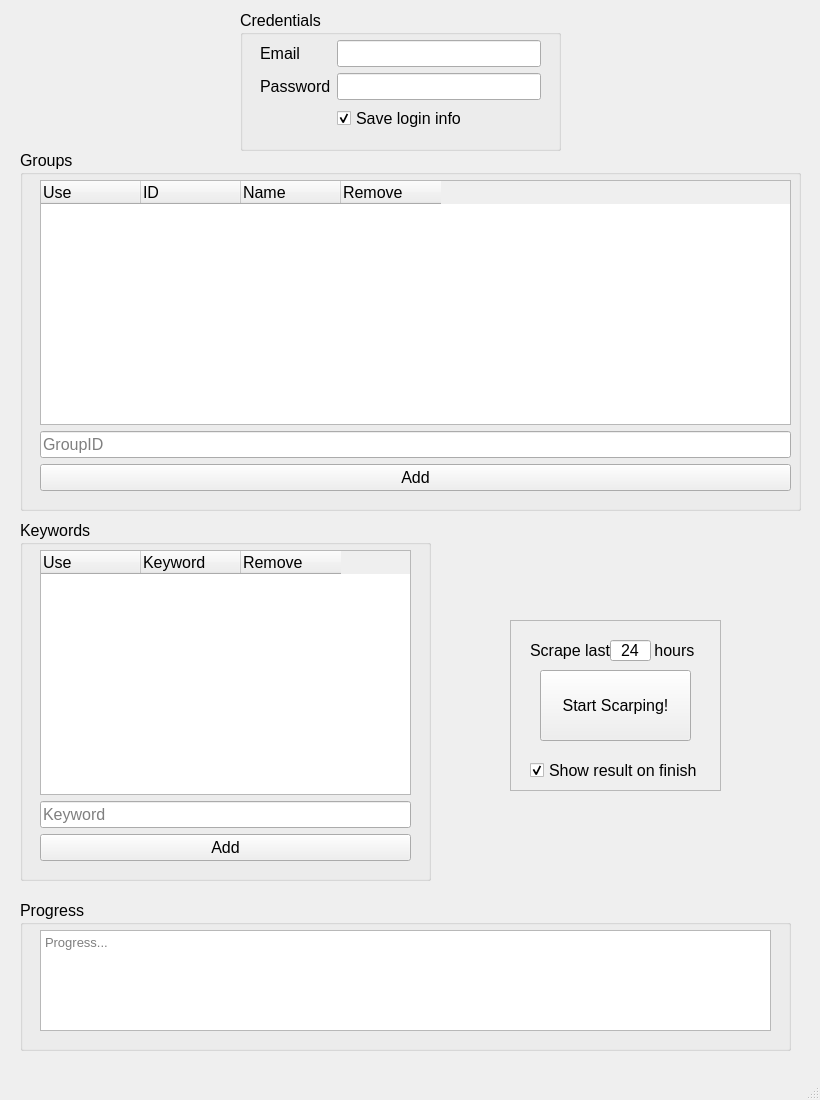
Above: gui.ui from shai-raz/Facebook-Group-Scraper before the change. Below: the same form after it.
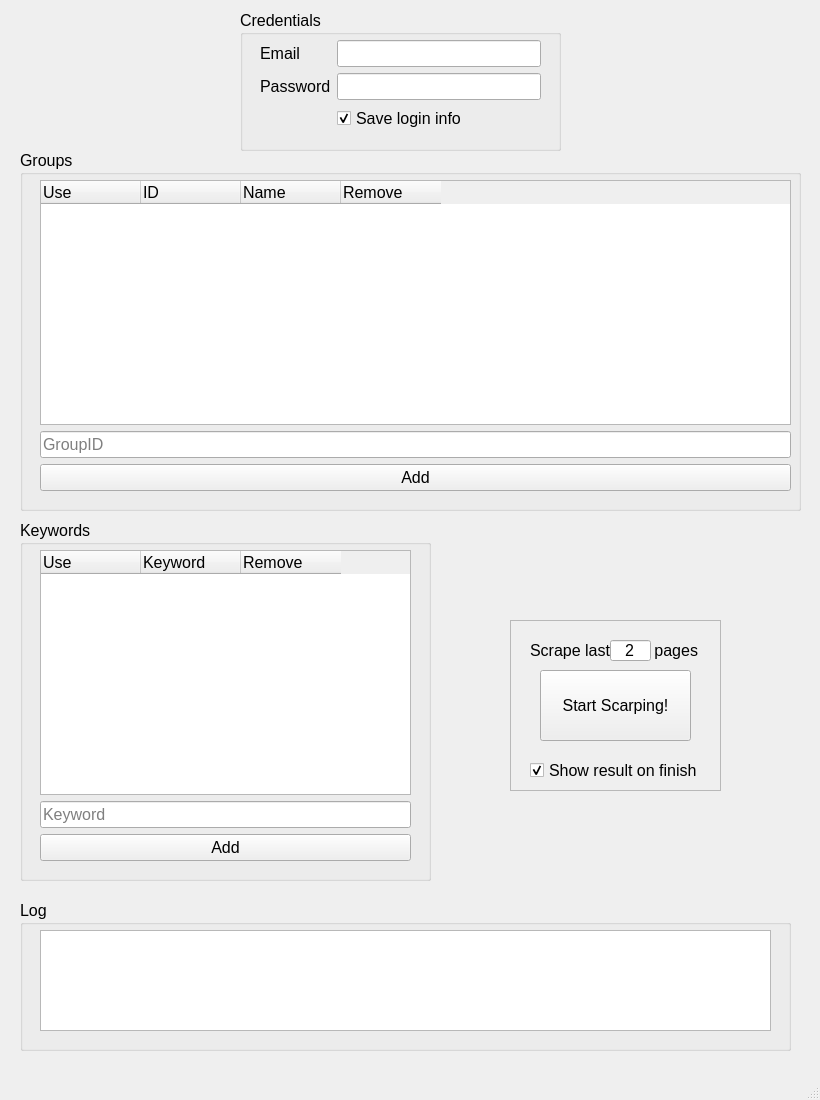
That is the form after the change. Icons and pictures are not drawn.

Commit message: added logo and changed some icons

Diff of the .ui file:
```diff
--- a/gui.ui
+++ b/gui.ui
@@ -285,7 +285,7 @@
       <enum>Qt::ClickFocus</enum>
      </property>
      <property name="text">
-      <string>24</string>
+      <string>2</string>
      </property>
      <property name="alignment">
       <set>Qt::AlignCenter</set>
@@ -324,7 +324,7 @@
       </font>
      </property>
      <property name="text">
-      <string> hours</string>
+      <string> pages</string>
      </property>
     </widget>
     <widget class="QCheckBox" name="show_result_on_finish_chkbx">
@@ -354,7 +354,7 @@
      </rect>
     </property>
     <property name="title">
-     <string>Progress</string>
+     <string>Log</string>
     </property>
     <widget class="QTextEdit" name="progress_edit">
      <property name="geometry">
@@ -376,7 +376,7 @@
       <bool>true</bool>
      </property>
      <property name="placeholderText">
-      <string>Progress...</string>
+      <string/>
      </property>
     </widget>
    </widget>
```
Left out of the diff: 21 changed lines with no effect on the pictures. The commit also changes 2 other files.
